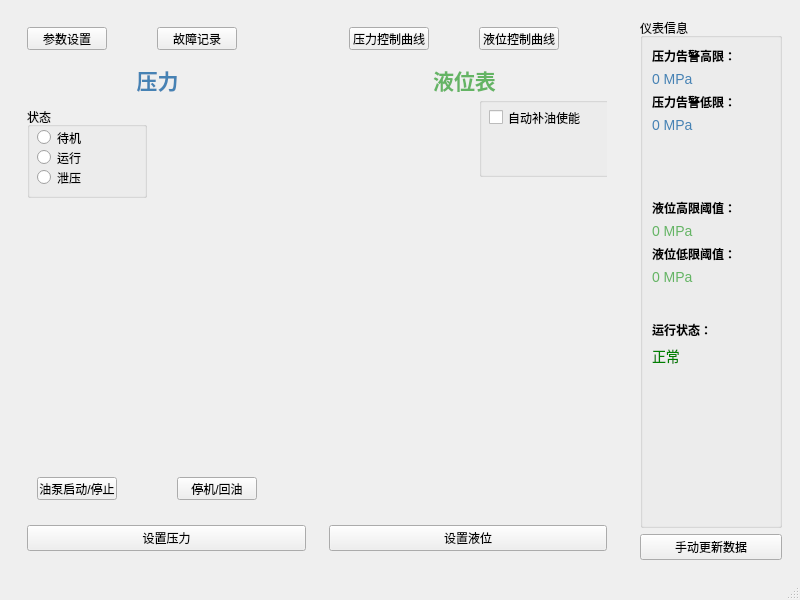
Old version of the form mainwindow.ui in the repository anzisheng/Dashboard.
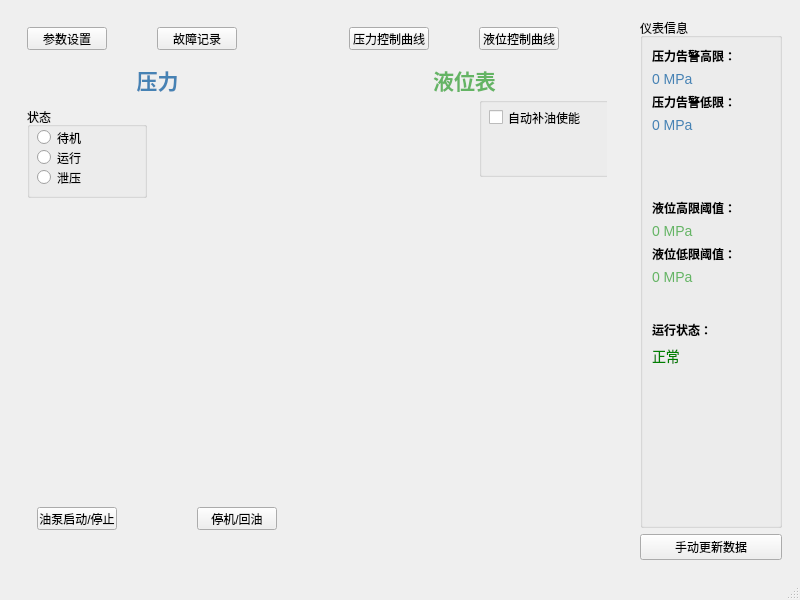
New version of the form. Custom widgets are drawn as their Qt base class.

Commit message: 加了压力设定及更新按钮

```diff
--- a/mainwindow.ui
+++ b/mainwindow.ui
@@ -144,7 +144,7 @@
                <property name="geometry">
                 <rect>
                  <x>10</x>
-                 <y>450</y>
+                 <y>480</y>
                  <width>80</width>
                  <height>23</height>
                 </rect>
@@ -156,8 +156,8 @@
               <widget class="QPushButton" name="StopLoopoil">
                <property name="geometry">
                 <rect>
-                 <x>150</x>
-                 <y>450</y>
+                 <x>170</x>
+                 <y>480</y>
                  <width>80</width>
                  <height>23</height>
                 </rect>
@@ -168,17 +168,6 @@
               </widget>
              </widget>
             </item>
-            <item>
-             <layout class="QHBoxLayout" name="pressureButtonsLayout">
-              <item>
-               <widget class="QPushButton" name="setPressureButton">
-                <property name="text">
-                 <string>设置压力</string>
-                </property>
-               </widget>
-              </item>
-             </layout>
-            </item>
            </layout>
           </widget>
          </item>
@@ -275,17 +264,6 @@
               </widget>
              </widget>
             </item>
-            <item>
-             <layout class="QHBoxLayout" name="levelButtonsLayout">
-              <item>
-               <widget class="QPushButton" name="setLevelButton">
-                <property name="text">
-                 <string>设置液位</string>
-                </property>
-               </widget>
-              </item>
-             </layout>
-            </item>
            </layout>
           </widget>
          </item>
```
The commit also changes 1 other file.
